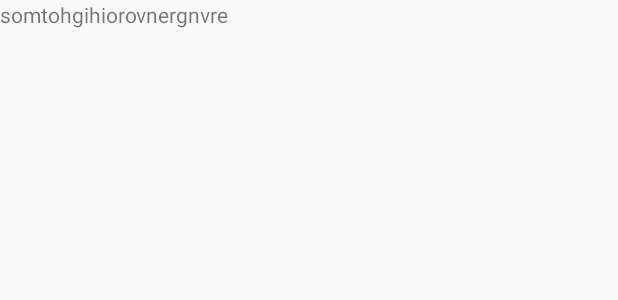
After one commit to maddymanu/MotivatR, an Android app: the layout empty_feed.xml on its own in the app's theme, with its tools: preview values and no code run, on a phone screen of 412 x 824 dp. The commit adds this screen. Shown: the top 300 px of the screen. Run offline under Robolectric (Android 15) with nearby library versions, the phone set to English and light mode, and no system bars.

Commit message:
Bug and UI fixes.

```diff
--- /dev/null
+++ b/app/src/main/res/layout/empty_feed.xml
@@ -0,0 +1,11 @@
+<?xml version="1.0" encoding="utf-8"?>
+<LinearLayout xmlns:android="http://schemas.android.com/apk/res/android"
+    android:orientation="vertical" android:layout_width="match_parent"
+    android:layout_height="match_parent">
+
+    <TextView
+        android:layout_width="wrap_content"
+        android:layout_height="wrap_content"
+        android:text="somtohgihiorovnergnvre"/>
+
+</LinearLayout>
```
Also changed, not shown: app/src/main/java/com/adityabansal/motivatr/MainActivity.java (+23 -1 lines), app/src/main/java/com/adityabansal/motivatr/NavBarActivity.java (+3 -10 lines), app/src/main/java/com/adityabansal/motivatr/SavedPostsFragment.java (+8 -16 lines), app/src/main/res/layout/activity_main.xml (+7 -0 lines), app/src/main/res/layout/single_card_view.xml (+16 -0 lines), app/src/main/res/drawable/leftswipe.png (added), app/src/main/res/drawable/new_f.png (added), app/src/main/res/drawable/rightswipe.png (added), app/src/main/res/drawable/saved_ic.png (added).
